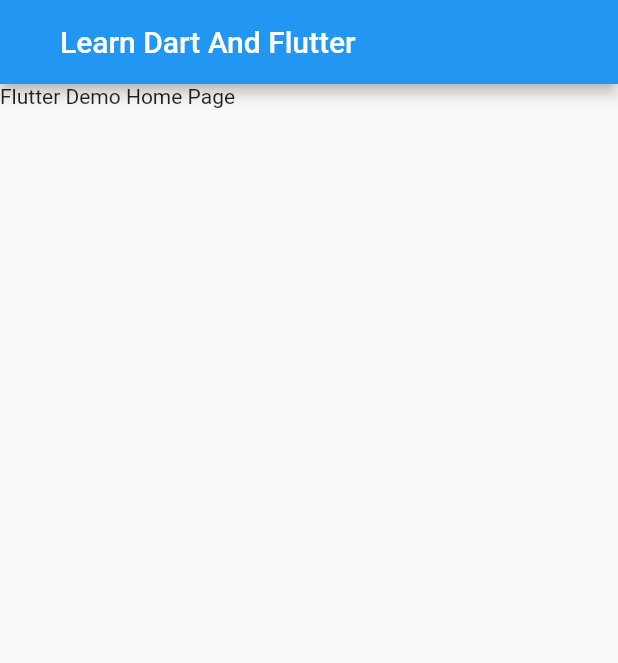
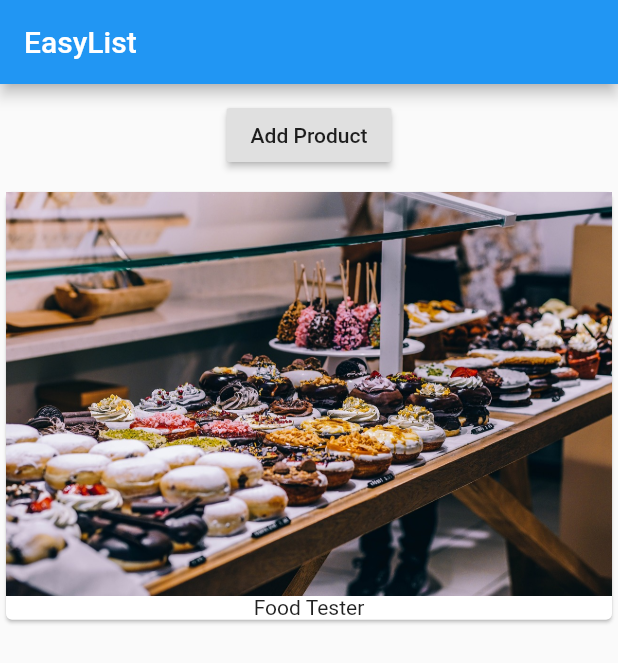
Before and after one commit to jindalAnuj/learn_flutter_and_dart, a Flutter app: the screen it shows after launch, on a phone screen of 412 x 824 dp. Shown: the top 663 px of the screen. Run offline on Flutter 3.47's test engine with Material 2 defaults, Android fonts, the phone set to English and light mode, and no system bars.

Commit message:
basic list with column

```diff
--- a/lib/main.dart
+++ b/lib/main.dart
@@ -1,25 +1,20 @@
 import 'package:flutter/material.dart';
+
+import './product_manager.dart';
 
 void main() => runApp(MyApp());
 
 class MyApp extends StatelessWidget {
-  // This widget is the root of your application.
   @override
   Widget build(BuildContext context) {
     return MaterialApp(
-        debugShowCheckedModeBanner: false,
-        title: 'Flutter Demo',
-        theme: ThemeData(
-          primarySwatch: Colors.blue,
+      debugShowCheckedModeBanner: false,
+      home: Scaffold(
+        appBar: AppBar(
+          title: Text('EasyList'),
         ),
-        home: new Scaffold(
-          appBar: AppBar(
-
-            title: Text('Learn Dart And Flutter'),
-            titleSpacing: 40,
-
-          ),
-          body: Text('Flutter Demo Home Page'),
-        ));
+        body: ProductManager(),
+      ),
+    );
   }
 }
--- /dev/null
+++ b/lib/product_manager.dart
@@ -0,0 +1,35 @@
+import 'package:flutter/material.dart';
+
+import './products.dart';
+
+class ProductManager extends StatefulWidget {
+  @override
+  State<StatefulWidget> createState() {
+    // TODO: implement createState
+    return _ProductManagerState();
+  }
+}
+
+class _ProductManagerState extends State<ProductManager> {
+  List<String> _products = ['Food Tester'];
+
+  @override
+  Widget build(BuildContext context) {
+    return Column(
+      children: [
+        Container(
+          margin: EdgeInsets.all(10.0),
+          child: RaisedButton(
+            onPressed: () {
+              setState(() {
+                _products.add('Advanced Food Tester');
+              });
+            },
+            child: Text('Add Product'),
+          ),
+        ),
+        Products(_products)
+      ],
+    );
+  }
+}
--- /dev/null
+++ b/lib/products.dart
@@ -0,0 +1,25 @@
+import 'package:flutter/material.dart';
+
+class Products extends StatelessWidget {
+  final List<String> products;
+
+  Products(this.products);
+
+  @override
+  Widget build(BuildContext context) {
+    return Column(
+      children: products
+          .map(
+            (element) => Card(
+                  child: Column(
+                    children: <Widget>[
+                      Image.asset('assets/food.jpg'),
+                      Text(element)
+                    ],
+                  ),
+                ),
+          )
+          .toList(),
+    );
+  }
+}
--- a/pubspec.yaml
+++ b/pubspec.yaml
@@ -37,8 +37,8 @@ flutter:
   uses-material-design: true
 
   # To add assets to your application, add an assets section, like this:
-  # assets:
-  #  - images/a_dot_burr.jpeg
+  assets:
+    - assets/food.jpg
   #  - images/a_dot_ham.jpeg
 
   # An image asset can refer to one or more resolution-specific "variants", see
```
Also changed, not shown: assets/food.jpg (added).
